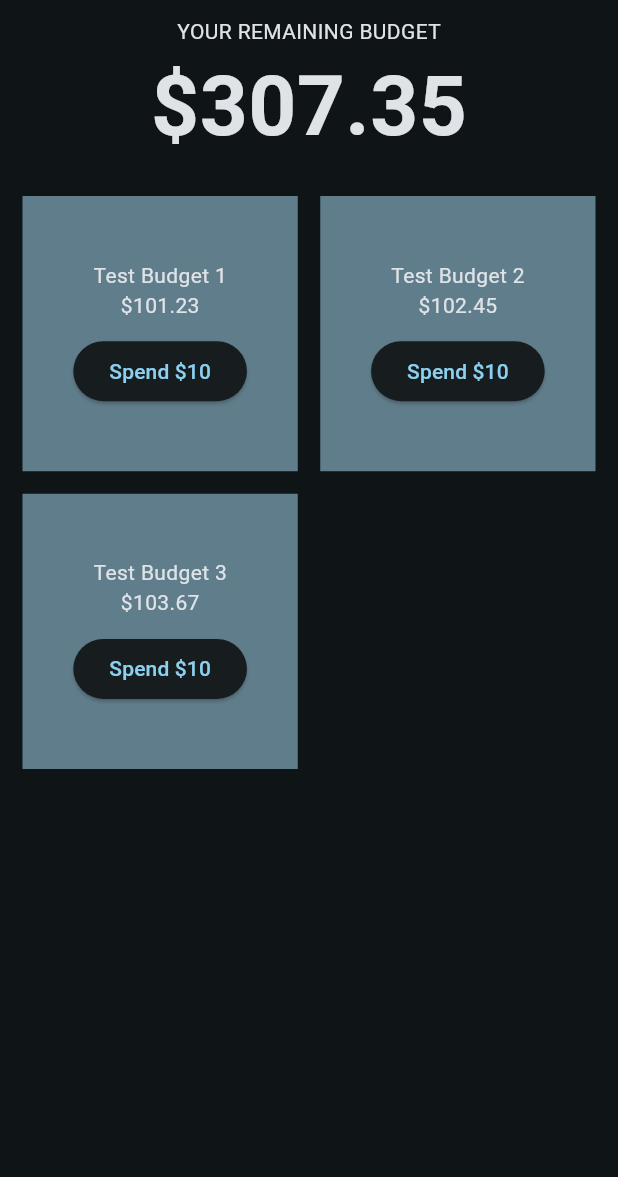
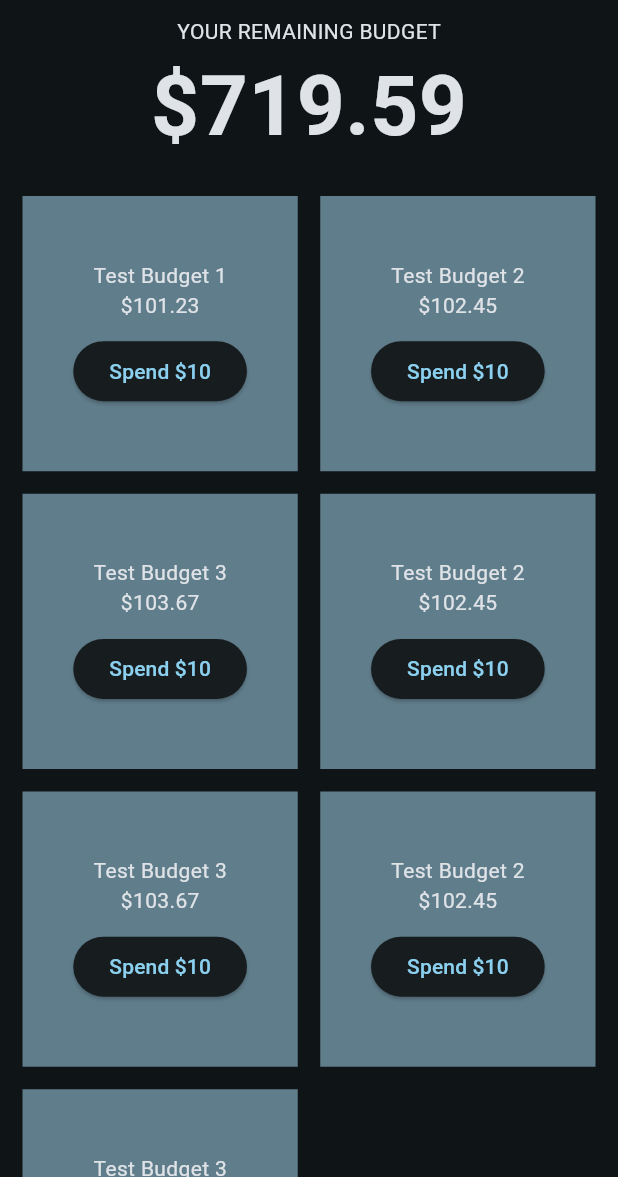
Before and after one commit to leejonathandev/ezbudget, a Flutter app: the screen it shows after launch, on a phone screen of 412 x 824 dp, the part 59-1236 px from its top. Run offline on Flutter 3.47's test engine with Material 3 defaults, Android fonts, the light colour scheme and no system bars; our stand-ins replace google_fonts; Roboto replaces fonts that are missing (Ubuntu).

Commit message:
Change back to main.dart

```diff
--- a/lib/init.dart
+++ b/lib/main.dart
@@ -22,6 +22,10 @@ class MyApp extends StatefulWidget {
 
 List<Budget> myBudgets = [
   Budget("Test Budget 1", 101.23),
+  Budget("Test Budget 2", 102.45),
+  Budget("Test Budget 3", 103.67),
+  Budget("Test Budget 2", 102.45),
+  Budget("Test Budget 3", 103.67),
   Budget("Test Budget 2", 102.45),
   Budget("Test Budget 3", 103.67),
 ];
```
Also changed, not shown: 1 other file.
